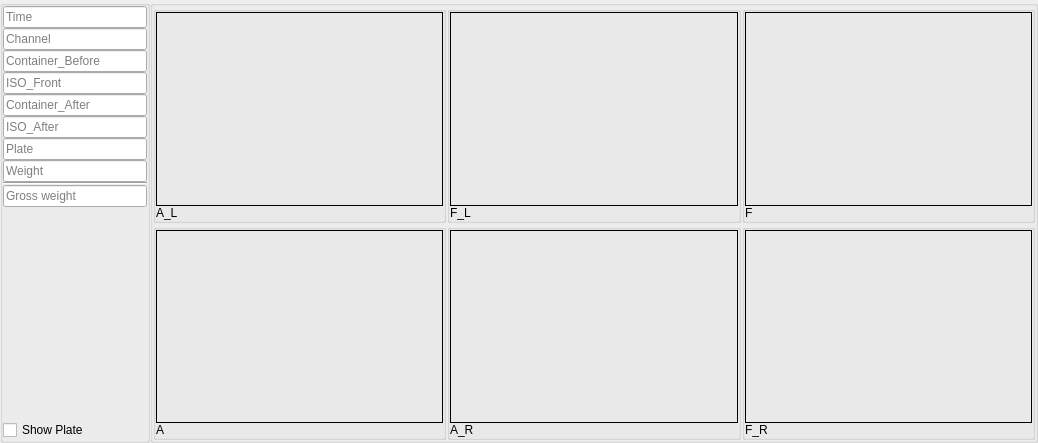
Qt form Main/Channel_Data/channel_data_form.ui (519984307/Container_Multiple_Channels_20200522) before a commit.
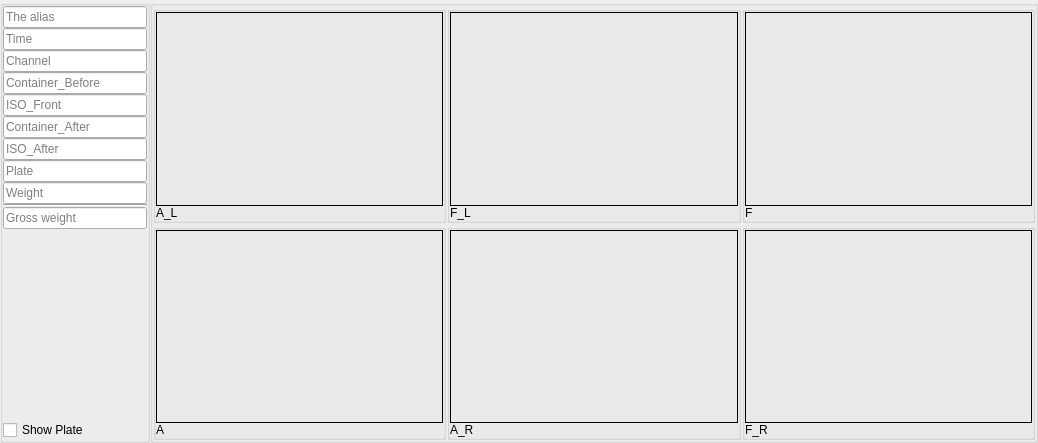
The same form after that commit.

```diff
--- a/Main/Channel_Data/channel_data_form.ui
+++ b/Main/Channel_Data/channel_data_form.ui
@@ -62,77 +62,7 @@
       <property name="spacing">
        <number>0</number>
       </property>
-      <item row="0" column="0">
-       <widget class="QLineEdit" name="lineEdit">
-        <property name="placeholderText">
-         <string>Time</string>
-        </property>
-       </widget>
-      </item>
-      <item row="1" column="0">
-       <widget class="QLineEdit" name="lineEdit_2">
-        <property name="placeholderText">
-         <string>Channel</string>
-        </property>
-       </widget>
-      </item>
-      <item row="2" column="0">
-       <widget class="QLineEdit" name="lineEdit_3">
-        <property name="placeholderText">
-         <string>Container_Before</string>
-        </property>
-       </widget>
-      </item>
-      <item row="3" column="0">
-       <widget class="QLineEdit" name="lineEdit_6">
-        <property name="placeholderText">
-         <string>ISO_Front</string>
-        </property>
-       </widget>
-      </item>
-      <item row="4" column="0">
-       <widget class="QLineEdit" name="lineEdit_4">
-        <property name="placeholderText">
-         <string>Container_After</string>
-        </property>
-       </widget>
-      </item>
-      <item row="5" column="0">
-       <widget class="QLineEdit" name="lineEdit_7">
-        <property name="placeholderText">
-         <string>ISO_After</string>
-        </property>
-       </widget>
-      </item>
-      <item row="6" column="0">
-       <widget class="QLineEdit" name="lineEdit_5">
-        <property name="placeholderText">
-         <string>Plate</string>
-        </property>
-       </widget>
-      </item>
-      <item row="7" column="0">
-       <widget class="QLineEdit" name="lineEdit_8">
-        <property name="placeholderText">
-         <string>Weight</string>
-        </property>
-       </widget>
-      </item>
-      <item row="8" column="0">
-       <widget class="Line" name="line">
-        <property name="orientation">
-         <enum>Qt::Horizontal</enum>
-        </property>
-       </widget>
-      </item>
-      <item row="9" column="0">
-       <widget class="QLineEdit" name="lineEdit_9">
-        <property name="placeholderText">
-         <string>Gross weight</string>
-        </property>
-       </widget>
-      </item>
-      <item row="10" column="0">
+      <item row="11" column="0">
        <spacer name="verticalSpacer">
         <property name="orientation">
          <enum>Qt::Vertical</enum>
@@ -145,13 +75,120 @@
         </property>
        </spacer>
       </item>
-      <item row="11" column="0">
+      <item row="5" column="0">
+       <widget class="QLineEdit" name="lineEdit_4">
+        <property name="readOnly">
+         <bool>true</bool>
+        </property>
+        <property name="placeholderText">
+         <string>Container_After</string>
+        </property>
+       </widget>
+      </item>
+      <item row="10" column="0">
+       <widget class="QLineEdit" name="lineEdit_9">
+        <property name="readOnly">
+         <bool>true</bool>
+        </property>
+        <property name="placeholderText">
+         <string>Gross weight</string>
+        </property>
+       </widget>
+      </item>
+      <item row="7" column="0">
+       <widget class="QLineEdit" name="lineEdit_5">
+        <property name="readOnly">
+         <bool>true</bool>
+        </property>
+        <property name="placeholderText">
+         <string>Plate</string>
+        </property>
+       </widget>
+      </item>
+      <item row="2" column="0">
+       <widget class="QLineEdit" name="lineEdit_2">
+        <property name="readOnly">
+         <bool>true</bool>
+        </property>
+        <property name="placeholderText">
+         <string>Channel</string>
+        </property>
+       </widget>
+      </item>
+      <item row="8" column="0">
+       <widget class="QLineEdit" name="lineEdit_8">
+        <property name="readOnly">
+         <bool>true</bool>
+        </property>
+        <property name="placeholderText">
+         <string>Weight</string>
+        </property>
+       </widget>
+      </item>
+      <item row="1" column="0">
+       <widget class="QLineEdit" name="lineEdit">
+        <property name="readOnly">
+         <bool>true</bool>
+        </property>
+        <property name="placeholderText">
+         <string>Time</string>
+        </property>
+       </widget>
+      </item>
+      <item row="6" column="0">
+       <widget class="QLineEdit" name="lineEdit_7">
+        <property name="readOnly">
+         <bool>true</bool>
+        </property>
+        <property name="placeholderText">
+         <string>ISO_After</string>
+        </property>
+       </widget>
+      </item>
+      <item row="4" column="0">
+       <widget class="QLineEdit" name="lineEdit_6">
+        <property name="readOnly">
+         <bool>true</bool>
+        </property>
+        <property name="placeholderText">
+         <string>ISO_Front</string>
+        </property>
+       </widget>
+      </item>
+      <item row="3" column="0">
+       <widget class="QLineEdit" name="lineEdit_3">
+        <property name="readOnly">
+         <bool>true</bool>
+        </property>
+        <property name="placeholderText">
+         <string>Container_Before</string>
+        </property>
+       </widget>
+      </item>
+      <item row="12" column="0">
        <widget class="QCheckBox" name="checkBox">
         <property name="text">
          <string>Show Plate</string>
         </property>
        </widget>
       </item>
+      <item row="9" column="0">
+       <widget class="Line" name="line">
+        <property name="orientation">
+         <enum>Qt::Horizontal</enum>
+        </property>
+       </widget>
+      </item>
+      <item row="0" column="0">
+       <widget class="QLineEdit" name="lineEdit_10">
+        <property name="readOnly">
+         <bool>true</bool>
+        </property>
+        <property name="placeholderText">
+         <string>The alias</string>
+        </property>
+       </widget>
+      </item>
      </layout>
     </widget>
    </item>
```
